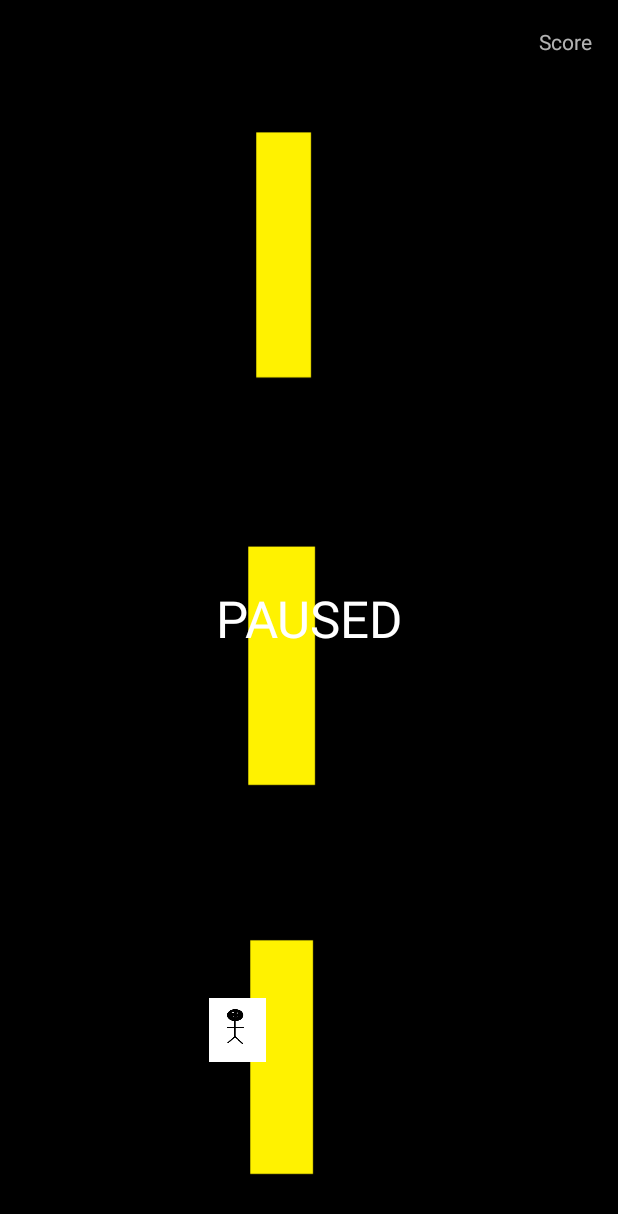
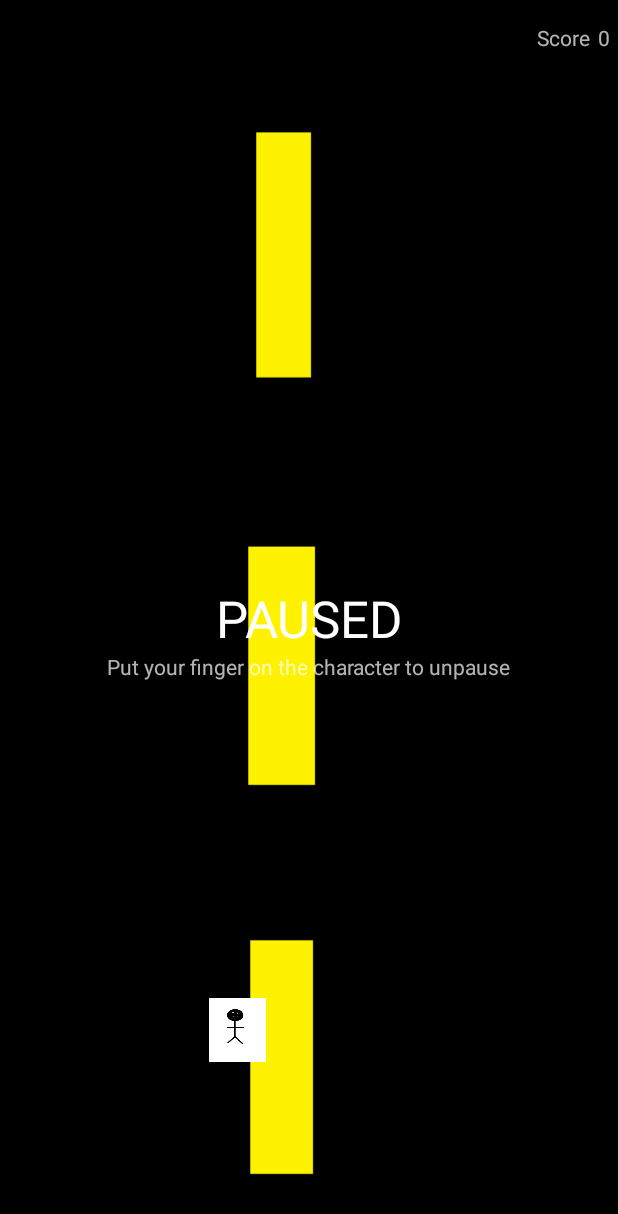
Before and after one commit to JoseMagIII/Sibat, an Android app: the screen it shows after launch (MainActivity), on a phone screen of 412 x 824 dp. Shown: the top 1214 px of the screen. Run offline under Robolectric (Android 15) with nearby library versions, the phone set to English and light mode, and no system bars.

Commit message:
Added obstacles, spawning, score view, pause view, pause logic

```diff
--- a/app/src/main/java/com/mobdeve/project/sibat/GameView.java
+++ b/app/src/main/java/com/mobdeve/project/sibat/GameView.java
@@ -2,6 +2,7 @@ package com.mobdeve.project.sibat;
 
 import android.app.Activity;
 import android.content.Context;
+import android.content.SharedPreferences;
 import android.graphics.Bitmap;
 import android.graphics.BitmapFactory;
 import android.graphics.Canvas;
@@ -21,14 +22,16 @@ import java.util.Random;
 public class GameView extends View {
 
     private Player player;
-    private Handler  handler;
-    private Runnable r;
+    private Handler  handler, handler2;
+    private Runnable r, scoreincrement;
     private int numObstacles;
     private ArrayList<Obstacle> arrObstacle;
-    private boolean Pause;
-    private TextView pauseScreen;
+    private boolean Pause, Gameover;
+    public static int score;
+    private int speedCap;
 
     float positions[]; //Array of possible positions
+
 
     Random rand = new Random(); //Random variable to generate a random number from 0 - 3
 
@@ -39,15 +42,28 @@ public class GameView extends View {
         initPlayer();
         initObstacle();
         handler = new Handler();
+        handler2 = new Handler();
+
         r = new Runnable() {
             @Override
             public void run() {
+                if(!Gameover)
                 invalidate();
             }
         };
 
+        scoreincrement = new Runnable() {
+            @Override
+            public void run() {
+                GameView.score += 10;
+                Constants.SCOREVIEW.setText(String.valueOf(score));
+            }
+        };
+
         Pause = true;
-
+        Gameover = false;
+        this.score = 0;
+        speedCap = 500;
     }
 
     private void initObstacle() {
@@ -96,14 +112,44 @@ public class GameView extends View {
 
         for(int i = 1; i < numObstacles+1; i++)
         {
+            if(player.getRect().intersect(arrObstacle.get(i-1).getRect()))
+                Gameover = true;
             //Reset obstacle position
             if(arrObstacle.get(i-1).getY() > Constants.SCREEN_HEIGHT) {
                 arrObstacle.get(i-1).setX(positions[rand.nextInt(4)]);
                 arrObstacle.get(i-1).setY(-500);
+                handler2.postDelayed(scoreincrement, 100);
             }
+
+            if(score > speedCap) {
+                arrObstacle.get(i - 1).speedUp();
+                speedCap *= 2;
+            }
+
             arrObstacle.get(i-1).draw(canvas, Pause);
         }
 
+        if(Gameover)
+        {
+            Constants.PAUSEVIEW.setText("GAME OVER");
+            Constants.PAUSEVIEW.setTextColor(Color.RED);
+            Constants.PAUSEVIEW.setTextSize(50);
+
+            Constants.SCOREVIEW.setVisibility(View.GONE);
+            Constants.SCORETEXT.setVisibility(View.GONE);
+
+            Constants.INSTRUCTIONS.setText("FINAL SCORE: " + String.valueOf(score));
+            Constants.INSTRUCTIONS.setVisibility(View.VISIBLE);
+            Constants.HIGHSCORETEXT.setVisibility(View.VISIBLE);
+            Constants.HIGHSCORETEXT.setText("HIGH SCORE: " + Constants.HIGHSCORE);
+
+            if(score > Constants.HIGHSCORE) {
+                Constants.EDITOR.putInt("HighScore", score);
+                Constants.EDITOR.apply();
+                Constants.HIGHSCORETEXT.setText("You have beaten your high score!");
+            }
+
+        }
 
         handler.postDelayed(r, 10);
     }
@@ -122,6 +168,7 @@ public class GameView extends View {
 
                     Pause = false;
                     Constants.PAUSEVIEW.setVisibility(View.GONE);
+                    Constants.INSTRUCTIONS.setVisibility(View.GONE);
                 }
 
                 return true;
@@ -139,6 +186,7 @@ public class GameView extends View {
                 Pause = true;
                 //Show pause screen
                 Constants.PAUSEVIEW.setVisibility(View.VISIBLE);
+                Constants.INSTRUCTIONS.setVisibility(View.VISIBLE);
                 break;
 
             default:
@@ -146,12 +194,6 @@ public class GameView extends View {
         }
 
 
-       /* if(!Pause)
-            Constants.PAUSEVIEW.setVisibility(View.GONE);
-
-        else
-            Constants.PAUSEVIEW.setVisibility(View.VISIBLE);*/
-
         return super.onTouchEvent(event);
     }
 }
--- a/app/src/main/java/com/mobdeve/project/sibat/MainActivity.java
+++ b/app/src/main/java/com/mobdeve/project/sibat/MainActivity.java
@@ -2,13 +2,17 @@ package com.mobdeve.project.sibat;
 
 import androidx.appcompat.app.AppCompatActivity;
 
+import android.content.SharedPreferences;
 import android.os.Bundle;
+import android.preference.PreferenceManager;
 import android.util.DisplayMetrics;
-import android.view.View;
 import android.view.WindowManager;
 import android.widget.TextView;
 
 public class MainActivity extends AppCompatActivity {
+
+    private SharedPreferences sp;
+    private SharedPreferences.Editor spEditor;
 
     @Override
     protected void onCreate(Bundle savedInstanceState) {
@@ -16,11 +20,31 @@ public class MainActivity extends AppCompatActivity {
 
         this.getWindow().setFlags(WindowManager.LayoutParams.FLAG_FULLSCREEN, WindowManager.LayoutParams.FLAG_FULLSCREEN);
 
+
+        this.sp = PreferenceManager.getDefaultSharedPreferences(getApplicationContext());
+        this.spEditor = this.sp.edit();
+
+        Constants.EDITOR = this.spEditor;
+        Constants.SP = this.sp;
+
+        Constants.HIGHSCORE = sp.getInt("HighScore", 0);
+
         DisplayMetrics dm = new DisplayMetrics();
         this.getWindowManager().getDefaultDisplay().getMetrics(dm);
         Constants.SCREEN_HEIGHT = dm.heightPixels;
         Constants.SCREEN_WIDTH = dm.widthPixels;
         setContentView(R.layout.activity_main);
         Constants.PAUSEVIEW = (TextView) this.findViewById(R.id.pause_tv);
+        Constants.SCOREVIEW = (TextView) this.findViewById(R.id.scorenum_tv);
+        Constants.SCORETEXT = (TextView) this.findViewById(R.id.score_tv);
+        Constants.INSTRUCTIONS = (TextView) this.findViewById(R.id.instructions_tv);
+        Constants.HIGHSCORETEXT = (TextView) this.findViewById(R.id.highscoretext_tv);
+
+    }
+
+    @Override
+    protected void onDestroy() {
+        super.onDestroy();
+        spEditor.apply();
     }
 }
--- a/app/src/main/java/com/mobdeve/project/sibat/Obstacle.java
+++ b/app/src/main/java/com/mobdeve/project/sibat/Obstacle.java
@@ -9,7 +9,7 @@ public class Obstacle extends BaseObject{
 
     public Obstacle(float x, float y, int width, int height) {
         super(x, y, width, height);
-        speed = 10*Constants.SCREEN_WIDTH/1080;
+        speed = 5*Constants.SCREEN_WIDTH/1080;
     }
 
     public void draw(Canvas canvas, boolean Pause){
@@ -23,4 +23,8 @@ public class Obstacle extends BaseObject{
     public void setBm(Bitmap bm){
         this.bm = Bitmap.createScaledBitmap(bm,  width, height, true);
     }
+
+    public void speedUp() {
+        speed = speed*2;
+    }
 }
--- a/app/src/main/res/layout/activity_main.xml
+++ b/app/src/main/res/layout/activity_main.xml
@@ -2,7 +2,7 @@
 <androidx.constraintlayout.widget.ConstraintLayout xmlns:android="http://schemas.android.com/apk/res/android"
     xmlns:app="http://schemas.android.com/apk/res-auto"
     xmlns:tools="http://schemas.android.com/tools"
-    android:id="@+id/relativeLayout"
+    android:id="@+id/GameLayout"
     android:layout_width="match_parent"
     android:layout_height="match_parent"
 
@@ -14,8 +14,10 @@
         android:layout_height="match_parent"
         app:layout_constraintBottom_toBottomOf="parent"
         app:layout_constraintEnd_toEndOf="parent"
+        app:layout_constraintHorizontal_bias="0.0"
         app:layout_constraintStart_toStartOf="parent"
-        app:layout_constraintTop_toTopOf="parent">
+        app:layout_constraintTop_toTopOf="parent"
+        app:layout_constraintVertical_bias="0.0">
 
     </com.mobdeve.project.sibat.GameView>
 
@@ -35,12 +37,50 @@
         android:id="@+id/score_tv"
         android:layout_width="wrap_content"
         android:layout_height="wrap_content"
+        android:layout_marginTop="15dp"
+        android:layout_marginEnd="5dp"
         android:text="Score"
-        app:layout_constraintBottom_toBottomOf="parent"
+        app:layout_constraintEnd_toStartOf="@+id/scorenum_tv"
+        app:layout_constraintTop_toTopOf="parent" />
+
+    <TextView
+        android:id="@+id/scorenum_tv"
+        android:layout_width="wrap_content"
+        android:layout_height="wrap_content"
+        android:layout_marginTop="15dp"
+        android:layout_marginEnd="5dp"
+        android:text="0"
         app:layout_constraintEnd_toEndOf="parent"
-        app:layout_constraintHorizontal_bias="0.954"
+        app:layout_constraintTop_toTopOf="parent" />
+
+    <TextView
+        android:id="@+id/FinalScore_tv"
+        android:layout_width="wrap_content"
+        android:layout_height="wrap_content"
+        android:text="TextView"
+        android:visibility="gone"
+        app:layout_constraintEnd_toEndOf="parent"
         app:layout_constraintStart_toStartOf="parent"
-        app:layout_constraintTop_toTopOf="parent"
-        app:layout_constraintVertical_bias="0.022" />
+        app:layout_constraintTop_toBottomOf="@+id/pause_tv" />
+
+    <TextView
+        android:id="@+id/instructions_tv"
+        android:layout_width="wrap_content"
+        android:layout_height="wrap_content"
+        android:text="Put your finger on the character to unpause"
+        android:visibility="visible"
+        app:layout_constraintEnd_toEndOf="parent"
+        app:layout_constraintStart_toStartOf="parent"
+        app:layout_constraintTop_toBottomOf="@+id/pause_tv" />
+
+    <TextView
+        android:id="@+id/highscoretext_tv"
+        android:layout_width="wrap_content"
+        android:layout_height="wrap_content"
+        android:text="TextView"
+        android:visibility="gone"
+        app:layout_constraintEnd_toEndOf="parent"
+        app:layout_constraintStart_toStartOf="parent"
+        app:layout_constraintTop_toBottomOf="@+id/instructions_tv" />
 
 </androidx.constraintlayout.widget.ConstraintLayout>
```
Also changed, not shown: app/src/main/java/com/mobdeve/project/sibat/Constants.java (+8 -0 lines).
